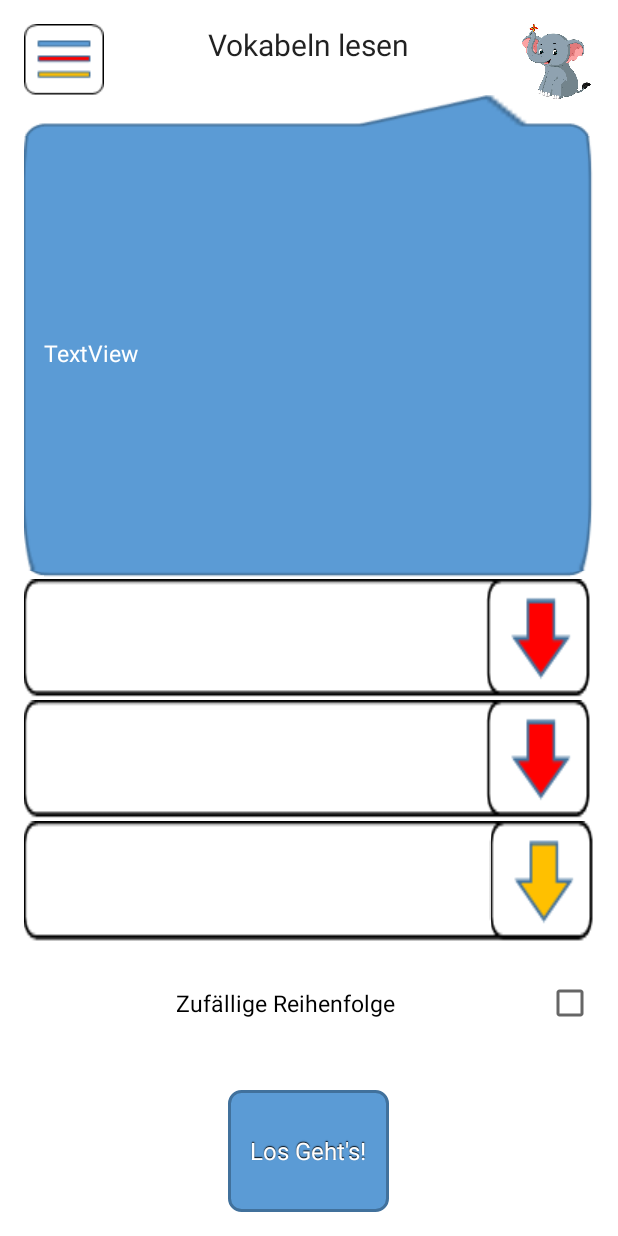
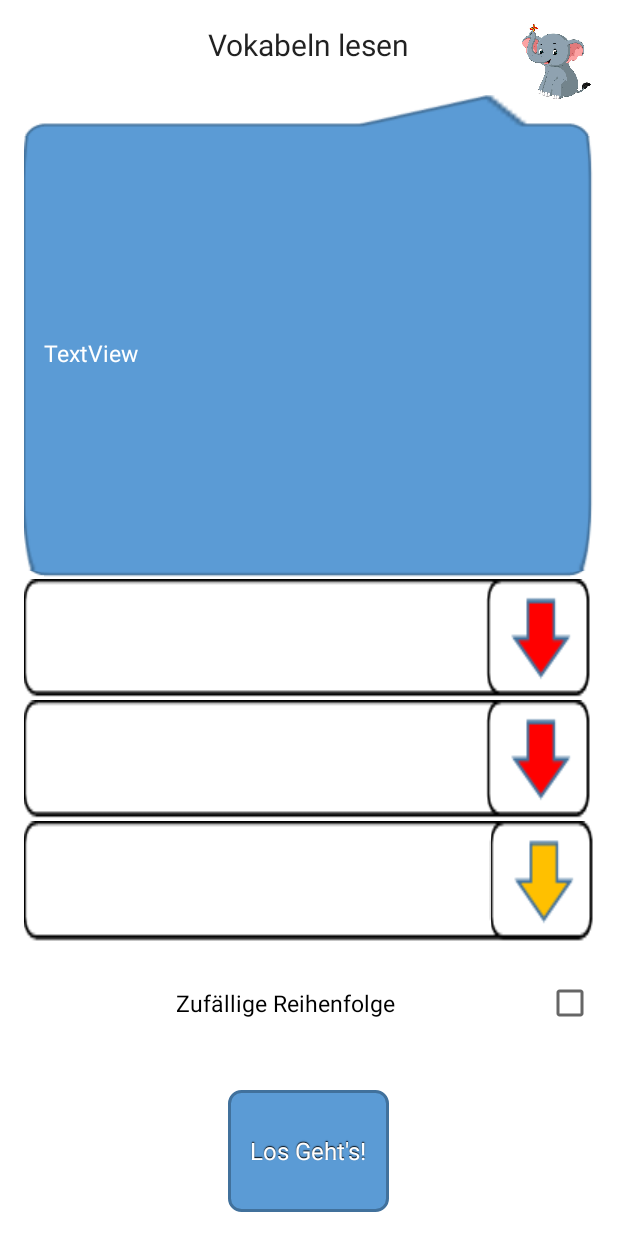
Before and after one commit to whiedo/Imuvo_gitconnect, an Android app: the layout activity_vocabulary_lection_selection.xml on its own in the app's theme, with its tools: preview values and no code run, on a phone screen of 412 x 824 dp. Run offline under Robolectric (Android 15) with nearby library versions, the phone set to English and light mode, and no system bars.

Commit message:
Deleted Burger Button

```diff
--- a/app/src/main/java/com/example/sco/imuvo/Activities/VocabularyLectionSelection.java
+++ b/app/src/main/java/com/example/sco/imuvo/Activities/VocabularyLectionSelection.java
@@ -91,7 +91,7 @@ public class VocabularyLectionSelection extends BaseActivity {
 
     private void getInitialValuesFromIntent(){
         Bundle bundle = getIntent().getExtras();
-        nextIntentType = bundle.getString("type");
+        nextIntentType = bundle.getString(TYPE);
     }
 
     private void getElements() {
@@ -115,9 +115,9 @@ public class VocabularyLectionSelection extends BaseActivity {
 
         List<String> lables = LectionDatabaseHelper.getAllLabels();
         for(int i = 0; i < lables.size(); i++) {
-            lables.set(i, "Lektion " + lables.get(i));
+            lables.set(i, R.string.lection + " " + lables.get(i));
         }
-
+        //TODO
         //Test-->
 //        String query = "SELECT * FROM " + LectionDatabaseHelper.TABLE_NAME;
 //        Cursor cursor2 = GeneralDatabaseHelper.getSQLDatabase().rawQuery(query, null);
--- a/app/src/main/res/layout/activity_vocabulary_lection_selection.xml
+++ b/app/src/main/res/layout/activity_vocabulary_lection_selection.xml
@@ -10,15 +10,6 @@
     android:paddingRight="@dimen/activity_horizontal_margin"
     android:paddingTop="@dimen/activity_vertical_margin"
     tools:context="com.example.sco.imuvo.Activities.VocabularyLectionSelection">
-
-    <ImageView
-        android:layout_width="wrap_content"
-        android:layout_height="wrap_content"
-        android:src="@drawable/burgermenuselector"
-        android:id="@+id/imageView7"
-        android:layout_alignParentTop="true"
-        android:layout_alignParentLeft="true"
-        android:layout_alignParentStart="true" />
 
     <com.example.sco.imuvo.CustomViews.TextViewJokerman
         android:text="@string/readVocab"
@@ -125,13 +116,4 @@
 
     </LinearLayout>
 
-    <Button
-        android:layout_width="wrap_content"
-        android:layout_height="wrap_content"
-        android:background="@drawable/burgermenuselector"
-        android:id="@+id/BurgerMenu"
-        android:layout_alignParentTop="true"
-        android:layout_alignParentLeft="true"
-        android:layout_alignParentStart="true"
-        android:onClick="onClickBurgerMenu"/>
 </RelativeLayout>
```
Also changed, not shown: app/src/main/java/com/example/sco/imuvo/Activities/BaseActivity.java (+9 -10 lines), app/src/main/res/layout/activity_create_user.xml (+0 -9 lines), app/src/main/res/layout/activity_vocabulary_play.xml (+0 -9 lines), app/src/main/res/layout/activity_vocabulary_read.xml (+0 -10 lines), app/src/main/res/layout/activity_vocabulary_result.xml (+0 -10 lines), app/src/main/res/layout/activity_vocabulary_test_selection.xml (+0 -10 lines), app/src/main/res/values/main_menu_strings.xml (added, +11 -0 lines).
